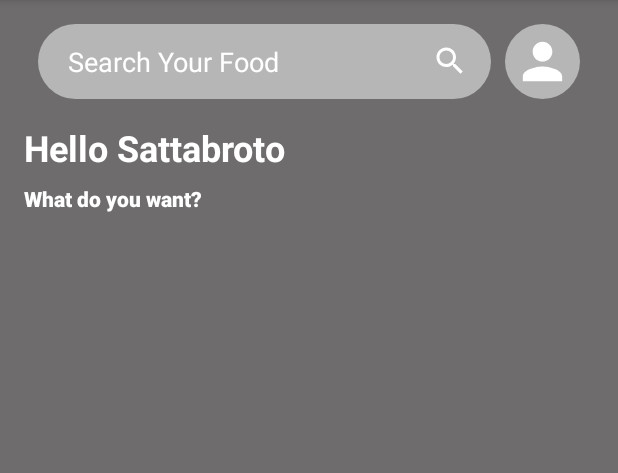
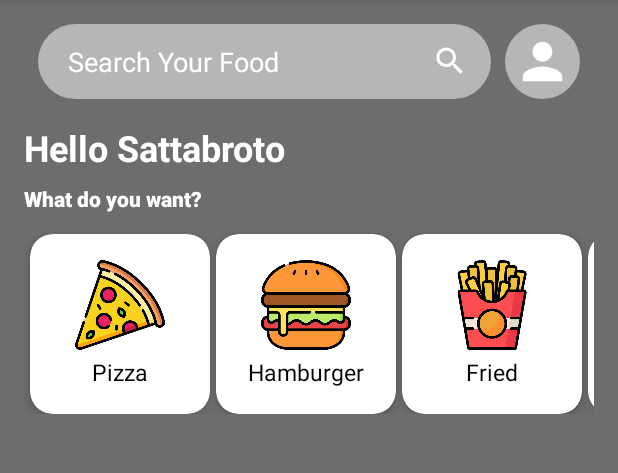
Before and after one commit to sattabrotochy/FoodAppJava, an Android app: the HomeFragment screen opened directly, with no data from a screen before it, on a phone screen of 412 x 824 dp, the part 84-557 px from its top. Run offline under Robolectric (Android 15) with nearby library versions, the phone set to English and light mode, and no system bars; Roboto replaces fonts that are not available here.

Commit message:
home design start

```diff
--- a/app/src/main/java/com/example/foodappjava/Home/HomeFragment.java
+++ b/app/src/main/java/com/example/foodappjava/Home/HomeFragment.java
@@ -3,22 +3,48 @@ package com.example.foodappjava.Home;
 import android.os.Bundle;
 
 import androidx.fragment.app.Fragment;
+import androidx.recyclerview.widget.LinearLayoutManager;
+import androidx.recyclerview.widget.RecyclerView;
 
 import android.view.LayoutInflater;
 import android.view.View;
 import android.view.ViewGroup;
 
+import com.example.foodappjava.Model.HomeModel;
 import com.example.foodappjava.R;
+import com.example.foodappjava.adapters.HomeItemAdapters;
+
+import java.util.ArrayList;
+import java.util.List;
 
 
 public class HomeFragment extends Fragment {
 
 
+    RecyclerView recyclerView;
+    List<HomeModel> homeModelList;
+    HomeItemAdapters homeItemAdapters;
     @Override
     public View onCreateView(LayoutInflater inflater, ViewGroup container,
                              Bundle savedInstanceState) {
         // Inflate the layout for this fragment
         View view= inflater.inflate(R.layout.fragment_homeragment, container, false);
+
+        homeModelList=new ArrayList<>();
+        recyclerView=view.findViewById(R.id.recyclerView);
+        homeModelList.add(new HomeModel(1,R.drawable.pizza,"Pizza"));
+        homeModelList.add(new HomeModel(2,R.drawable.hamburger,"Hamburger"));
+        homeModelList.add(new HomeModel(3,R.drawable.fried_potatoes,"Fried"));
+        homeModelList.add(new HomeModel(4,R.drawable.ice_cream,"Ice cream"));
+        homeModelList.add(new HomeModel(5,R.drawable.sandwich,"Sandwich"));
+
+
+        homeItemAdapters=new HomeItemAdapters(getActivity(),homeModelList);
+        recyclerView.setLayoutManager(new LinearLayoutManager(getActivity(),RecyclerView.HORIZONTAL,false));
+        recyclerView.setAdapter(homeItemAdapters);
+        recyclerView.setHasFixedSize(true);
+        recyclerView.setNestedScrollingEnabled(false);
+
         return  view;
     }
 }
--- /dev/null
+++ b/app/src/main/java/com/example/foodappjava/Model/HomeModel.java
@@ -0,0 +1,38 @@
+package com.example.foodappjava.Model;
+
+public class HomeModel {
+
+    int id;
+    int image;
+    String name;
+
+    public HomeModel(int id, int image, String name) {
+        this.id = id;
+        this.image = image;
+        this.name = name;
+    }
+
+    public int getId() {
+        return id;
+    }
+
+    public void setId(int id) {
+        this.id = id;
+    }
+
+    public int getImage() {
+        return image;
+    }
+
+    public void setImage(int image) {
+        this.image = image;
+    }
+
+    public String getName() {
+        return name;
+    }
+
+    public void setName(String name) {
+        this.name = name;
+    }
+}
--- /dev/null
+++ b/app/src/main/java/com/example/foodappjava/adapters/HomeItemAdapters.java
@@ -0,0 +1,58 @@
+package com.example.foodappjava.adapters;
+
+import android.content.Context;
+import android.view.LayoutInflater;
+import android.view.View;
+import android.view.ViewGroup;
+import android.widget.ImageView;
+import android.widget.TextView;
+
+import androidx.annotation.NonNull;
+import androidx.recyclerview.widget.RecyclerView;
+
+import com.example.foodappjava.Model.HomeModel;
+import com.example.foodappjava.R;
+
+import java.util.List;
+
+public class HomeItemAdapters extends RecyclerView.Adapter<HomeItemAdapters.HomeView> {
+
+    Context context;
+
+    List<HomeModel> homeModelList;
+
+    public HomeItemAdapters(Context context, List<HomeModel> homeModelList) {
+        this.context = context;
+        this.homeModelList = homeModelList;
+    }
+
+    @NonNull
+    @Override
+    public HomeItemAdapters.HomeView onCreateViewHolder(@NonNull ViewGroup parent, int viewType) {
+        return new HomeView(LayoutInflater.from(parent.getContext()).inflate(R.layout.home_item,parent,false));
+    }
+
+    @Override
+    public void onBindViewHolder(@NonNull HomeItemAdapters.HomeView holder, int position) {
+        holder.imageView.setImageResource(homeModelList.get(position).getImage());
+        holder.textView.setText(homeModelList.get(position).getName());
+
+    }
+
+    @Override
+    public int getItemCount() {
+        return homeModelList.size();
+    }
+
+    public class HomeView extends RecyclerView.ViewHolder {
+        ImageView imageView;
+        TextView textView;
+
+        public HomeView(@NonNull View itemView) {
+            super(itemView);
+
+            imageView=itemView.findViewById(R.id.item_image);
+            textView=itemView.findViewById(R.id.item_name);
+        }
+    }
+}
--- a/app/src/main/res/layout/fragment_homeragment.xml
+++ b/app/src/main/res/layout/fragment_homeragment.xml
@@ -78,6 +78,17 @@
             app:layout_constraintTop_toBottomOf="@+id/textView8"
             tools:ignore="HardcodedText" />
 
+        <androidx.recyclerview.widget.RecyclerView
+            android:id="@+id/recyclerView"
+            android:layout_width="match_parent"
+            android:layout_height="match_parent"
+            android:layout_marginStart="16dp"
+            android:layout_marginTop="10dp"
+            android:layout_marginEnd="16dp"
+            app:layout_constraintEnd_toEndOf="parent"
+            app:layout_constraintStart_toStartOf="parent"
+            app:layout_constraintTop_toBottomOf="@+id/textView9" />
+
 
     </androidx.constraintlayout.widget.ConstraintLayout>
 
--- /dev/null
+++ b/app/src/main/res/layout/home_item.xml
@@ -0,0 +1,45 @@
+<?xml version="1.0" encoding="utf-8"?>
+<androidx.cardview.widget.CardView xmlns:android="http://schemas.android.com/apk/res/android"
+    xmlns:app="http://schemas.android.com/apk/res-auto"
+    android:layout_width="120dp"
+    android:id="@+id/item_card"
+    android:layout_marginLeft="4dp"
+
+    android:layout_marginTop="4dp"
+    android:padding="10dp"
+    app:cardCornerRadius="15dp"
+    app:cardElevation="4dp"
+    android:layout_height="120dp">
+
+
+    <LinearLayout
+        android:gravity="center"
+        android:layout_gravity="center"
+        android:orientation="vertical"
+        android:layout_width="match_parent"
+        android:layout_height="match_parent">
+        <ImageView
+
+            android:id="@+id/item_image"
+            android:layout_width="60dp"
+            android:layout_gravity="center"
+            android:layout_height="60dp"
+            app:srcCompat="@drawable/pizza" />
+
+        <TextView
+            android:layout_marginTop="4dp"
+            android:layout_gravity="center"
+            android:id="@+id/item_name"
+            android:textSize="15sp"
+            android:textColor="@color/black"
+            android:layout_width="wrap_content"
+            android:layout_height="wrap_content"
+            android:text="TextView" />
+
+
+    </LinearLayout>
+
+
+
+
+</androidx.cardview.widget.CardView>
```
